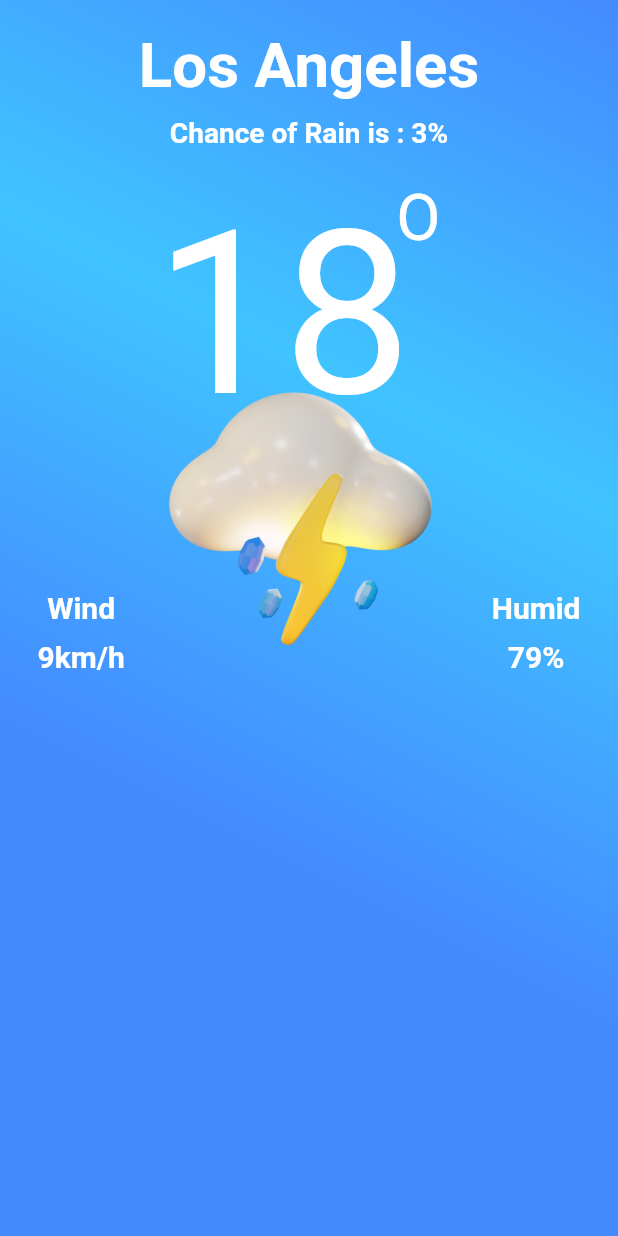
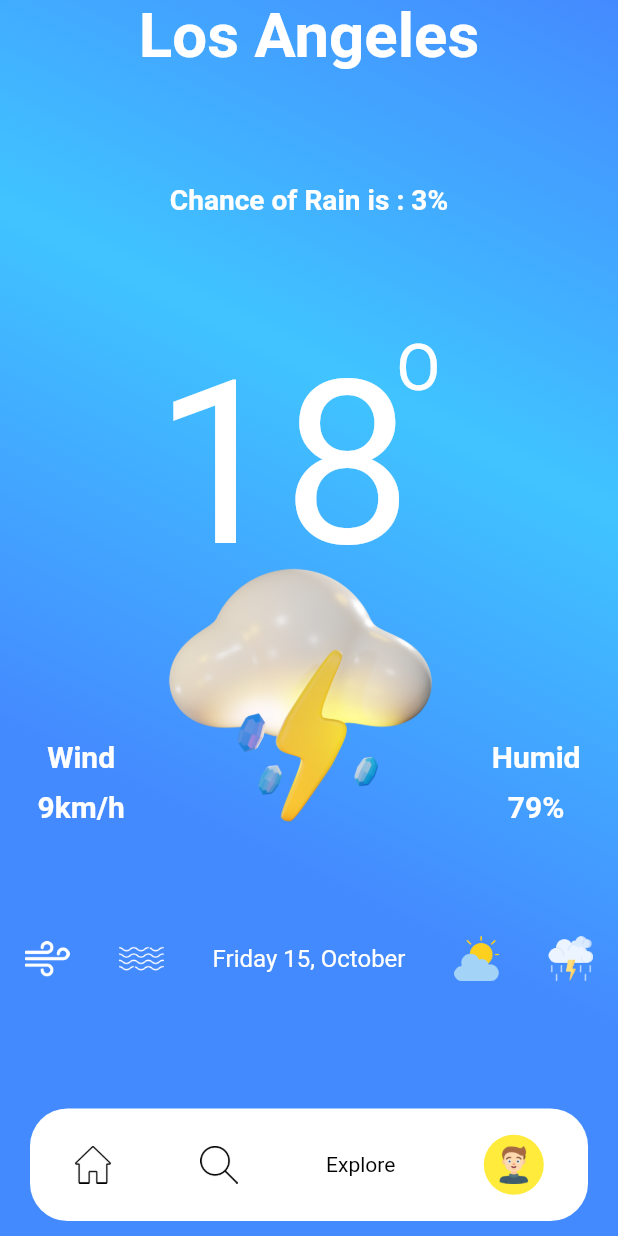
Before and after one commit to preetamvarun/weather-app, a Flutter app: the screen it shows after launch, on a phone screen of 412 x 824 dp. Run offline on Flutter 3.47's test engine with Material 2 defaults, Android fonts, the phone set to English and light mode, and no system bars.

Commit message:
complete explore screen.dart (It is not yet responsive and graph section is about to add. Moreover, there are small changes that I have to as I move along the project)

```diff
--- a/lib/main.dart
+++ b/lib/main.dart
@@ -1,5 +1,5 @@
 import 'package:flutter/material.dart';
-import 'package:weather_app/screens/ExploreScreen/screen1.dart';
+import 'package:weather_app/screens/ExploreScreen/explore-screen.dart';
 
 void main() => runApp(MyApp());
 
--- a/lib/screens/ExploreScreen/Components/wind-humid.dart
+++ b/lib/screens/ExploreScreen/Components/wind-humid.dart
@@ -1,5 +1,5 @@
 import 'package:flutter/material.dart';
-import 'package:weather_app/constants.dart';
+import 'package:weather_app/Utilities/constants.dart';
 
 class WindHumidColumn extends StatelessWidget {
 
--- /dev/null
+++ b/lib/screens/ExploreScreen/explore-screen.dart
@@ -0,0 +1,164 @@
+import 'package:flutter/cupertino.dart';
+import 'package:flutter/material.dart';
+import 'package:weather_app/Utilities/constants.dart';
+import 'package:weather_app/screens/ExploreScreen/Components/Text.dart';
+import 'package:weather_app/screens/ExploreScreen/Components/wind-humid.dart';
+
+late double stackWidth, stackHeight;
+
+class Screen1 extends StatelessWidget {
+
+  @override
+  Widget build(BuildContext context) {
+
+    double deviceWidth = MediaQuery.of(context).size.width;
+    double deviceHeight = MediaQuery.of(context).size.height;
+    stackWidth = deviceWidth/2;
+    stackHeight = deviceHeight/2.5;
+
+    return Scaffold(
+      backgroundColor: Colors.blue,
+      body: SafeArea(
+        child: Container(
+          decoration : BoxDecoration(
+            gradient: LinearGradient(
+              colors: kColors,
+              begin: Alignment.bottomLeft,
+              end: Alignment.topRight,
+            ),
+          ),
+          child: Column(
+            crossAxisAlignment: CrossAxisAlignment.stretch,
+            mainAxisAlignment: MainAxisAlignment.spaceBetween,
+            children: [
+              ExploreScreenTextWidget(
+                text: "Los Angeles",
+                fontSize: deviceWidth/10.0,
+              ),
+              ExploreScreenTextWidget(
+                text: "Chance of Rain is : 3%",
+                fontSize: deviceWidth/22.0,
+              ),
+              Center(
+                child: Container(
+                  width: deviceWidth, // stackWidth will be half of the screen width
+                  height: stackHeight,
+                  child: Stack(
+                    children: [
+                      Positioned(
+                      left: stackWidth/2,
+                        child: Text(
+                          "18",
+                          style: TextStyle(
+                            fontSize: stackWidth/1.35,
+                            color: Colors.white,
+                          ),
+                        ),
+                      ),
+                      Positioned(
+                        left: stackWidth/0.78,
+                        child: Text("O",style: TextStyle(
+                          fontSize: stackWidth/4.8,
+                          color: Colors.white,
+                        ),),
+                      ),
+                      Positioned(
+                        top: stackHeight/2.2,
+                        left : stackWidth/1.9,
+                        child: Image(
+                          image: AssetImage('images/rain.png'),
+                          height: stackHeight/1.8,
+                        ),
+                      ),
+                      Positioned(
+                        left: 0,
+                        bottom: 0,
+                        child: Padding(
+                          padding: const EdgeInsets.only(left: 25.0),
+                          child: WindHumidColumn(text : "Wind", measure : "9km/h"),
+                        ),
+                      ),
+                      Positioned(
+                        right: 0,
+                        bottom: 0,
+                        child: Padding(
+                          padding: const EdgeInsets.only(right: 25.0),
+                          child: WindHumidColumn(text: "Humid", measure: "79%",)
+                        ),
+                      ),
+                    ],
+                  ),
+                ),
+              ),
+              Row(
+                mainAxisAlignment: MainAxisAlignment.spaceAround,
+                children: [
+                  Image(
+                    image: AssetImage('images/wind.png'),
+                    height : 30.0,
+                    color: Colors.white,
+                  ),
+                  Image(
+                    image: AssetImage('images/waves.png'),
+                    color: Colors.white,
+                    height : 30.0,
+                  ),
+                  Text(
+                    "Friday 15, October",
+                    style: TextStyle(
+                      color: Colors.white,
+                      fontSize: 16.0,
+                    ),
+                  ),
+                  Image(
+                    image: AssetImage('images/cloudy.png'),
+                    height : 30.0,
+                  ),
+                  Image(
+                    image: AssetImage('images/storm.png'),
+                    height : 30.0,
+                  ),
+                ],
+              ),
+              Padding(
+                padding: const EdgeInsets.symmetric(vertical: 10.0,horizontal: 20.0),
+                child: Container(
+                  decoration: BoxDecoration(
+                    color: Colors.white,
+                    borderRadius: BorderRadius.circular(25.0),
+                  ),
+                  height: 75.0,
+                  child: Row(
+                    mainAxisAlignment: MainAxisAlignment.spaceAround,
+                    children: [
+                      Image(
+                        image: AssetImage('images/home.png'),
+                        height : 25.0,
+                      ),Image(
+                        image: AssetImage('images/search.png'),
+                        height : 25.0,
+                      ),
+                      Text(
+                        "Explore",
+                        style: TextStyle(
+                          color: Colors.black,
+                        ),
+                      ),
+                      CircleAvatar(
+                        backgroundColor: Colors.yellow,
+                        child: Image(
+                          image: AssetImage('images/model.png'),
+                          height : 25.0,
+                        ),
+                      )
+                    ],
+                  ),
+                ),
+              ),
+            ],
+          ),
+        ),
+      ),
+    );
+  }
+}
--- a/lib/screens/ExploreScreen/screen1.dart
+++ /dev/null
@@ -1,104 +0,0 @@
-import 'package:flutter/material.dart';
-import 'package:weather_app/constants.dart';
-import 'package:weather_app/screens/ExploreScreen/Components/Text.dart';
-import 'package:weather_app/screens/ExploreScreen/Components/wind-humid.dart';
-
-
-late double stackWidth, stackHeight;
-
-class Screen1 extends StatelessWidget {
-
-  @override
-  Widget build(BuildContext context) {
-
-    double deviceWidth = MediaQuery.of(context).size.width;
-    double deviceHeight = MediaQuery.of(context).size.height;
-    stackWidth = deviceWidth/2;
-    stackHeight = deviceHeight/2.5;
-
-    return Scaffold(
-      backgroundColor: Colors.blue,
-      body: SafeArea(
-        child: Container(
-          decoration : BoxDecoration(
-            gradient: LinearGradient(
-              colors: kColors,
-              begin: Alignment.bottomLeft,
-              end: Alignment.topRight,
-            ),
-          ),
-          child: Column(
-            crossAxisAlignment: CrossAxisAlignment.stretch,
-            children: [
-              Padding(
-                padding: EdgeInsets.fromLTRB(0, 20.0, 0, 10.0),
-                child: ExploreScreenTextWidget(
-                  text: "Los Angeles",
-                  fontSize: deviceWidth/10.0,
-                ),
-              ),
-              ExploreScreenTextWidget(
-                text: "Chance of Rain is : 3%",
-                fontSize: deviceWidth/22.0,
-              ),
-              Padding(
-                padding: const EdgeInsets.only(top: 20.0),
-                child: Center(
-                  child: Container(
-                    width: deviceWidth, // stackWidth will be half of the screen width
-                    height: stackHeight,
-                    child: Stack(
-                      children: [
-                        Positioned(
-                        left: stackWidth/2,
-                          child: Text(
-                            "18",
-                            style: TextStyle(
-                              fontSize: stackWidth/1.35,
-                              color: Colors.white,
-                            ),
-                          ),
-                        ),
-                        Positioned(
-                          left: stackWidth/0.78,
-                          child: Text("O",style: TextStyle(
-                            fontSize: stackWidth/4.8,
-                            color: Colors.white,
-                          ),),
-                        ),
-                        Positioned(
-                          top: stackHeight/2.5,
-                          left : stackWidth/1.9,
-                          child: Image(
-                            image: AssetImage('images/rain.png'),
-                            height: stackHeight/1.8,
-                          ),
-                        ),
-                        Positioned(
-                          left: 0,
-                          bottom: 0,
-                          child: Padding(
-                            padding: const EdgeInsets.only(left: 25.0),
-                            child: WindHumidColumn(text : "Wind", measure : "9km/h"),
-                          ),
-                        ),
-                        Positioned(
-                          right: 0,
-                          bottom: 0,
-                          child: Padding(
-                            padding: const EdgeInsets.only(right: 25.0),
-                            child: WindHumidColumn(text: "Humid", measure: "79%",)
-                          ),
-                        ),
-                      ],
-                    ),
-                  ),
-                ),
-              ),
-            ],
-          ),
-        ),
-      ),
-    );
-  }
-}
--- a/pubspec.yaml
+++ b/pubspec.yaml
@@ -46,7 +46,7 @@ flutter:
 
   # To add assets to your application, add an assets section, like this:
   assets:
-    - images/rain.png
+    - images/
 
   # An image asset can refer to one or more resolution-specific "variants", see
   # https://flutter.dev/assets-and-images/#resolution-aware.
```
Also changed, not shown: images/cloudy.png (added), images/home.png (added), images/model.png (added), images/morning-rain.png (added), images/search.png (added), images/storm.png (added), images/waves.png (added), images/wind.png (added), lib/Utilities/constants.dart (renamed from lib/constants.dart).
